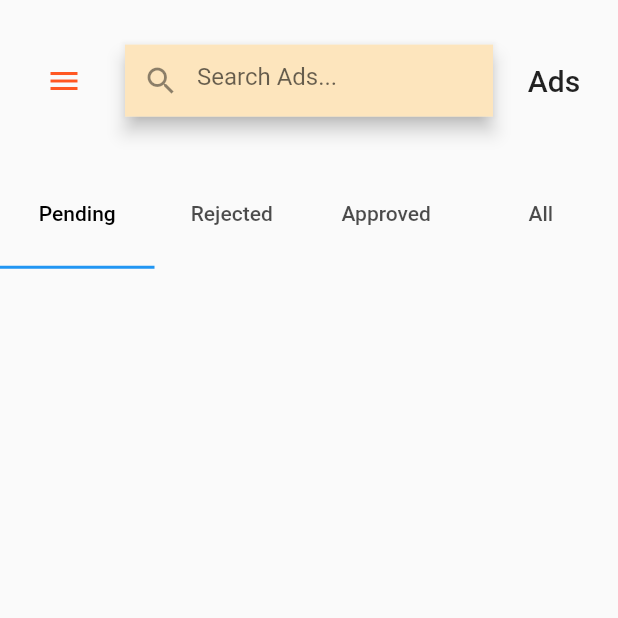
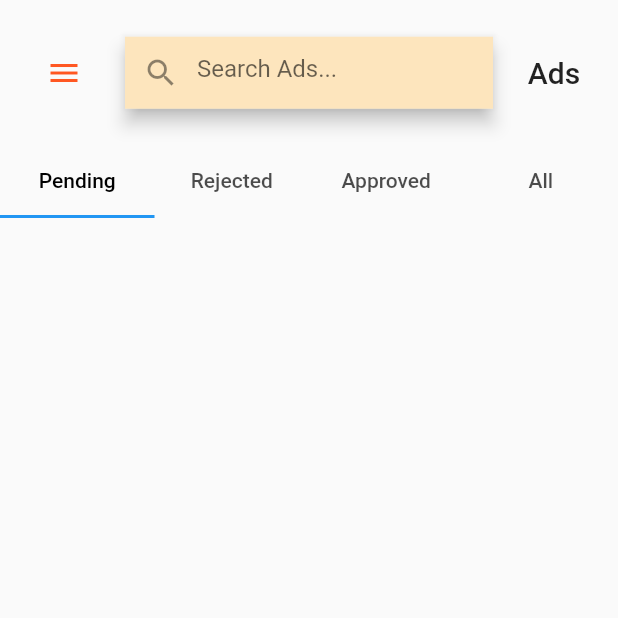
Before and after one commit to utkershrajvenshi/flutter_intern_utkersh, a Flutter app: the AllAds screen opened directly with empty values, on a phone screen of 412 x 824 dp, the top half of it. Run offline on Flutter 3.47's test engine with Material 2 defaults, Android fonts, the phone set to English and light mode, and no system bars.

Commit message:
Did some resizing of widgets to not make them look weird on different screen sizes.

```diff
--- a/lib/screens/all_ads.dart
+++ b/lib/screens/all_ads.dart
@@ -26,7 +26,7 @@ class AllAds extends StatelessWidget {
               children: [
                 //Container for icon, search ads bar, and 'Ads' text
                 Expanded(
-                  flex: 3,
+                  flex: 4,
                   child: Container(
                     margin:
                         EdgeInsets.symmetric(vertical: 10.0, horizontal: 10.0),
@@ -90,7 +90,7 @@ class AllAds extends StatelessWidget {
                   ]),
                 ),
                 Expanded(
-                  flex: 18,
+                  flex: 28,
                   child: Container(
                     child: TabBarView(
                       children: [
```
Also changed, not shown: lib/screens/dashboard.dart (+4 -4 lines).
